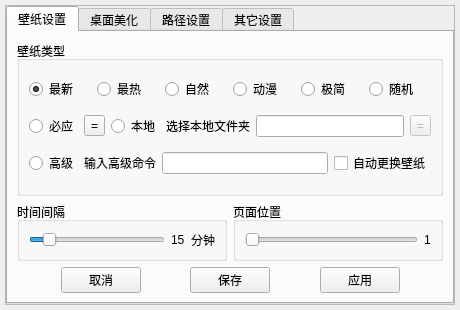
The window that src/dialog.ui (yjmthu/Neobox) describes before a commit, drawn with Qt 5.
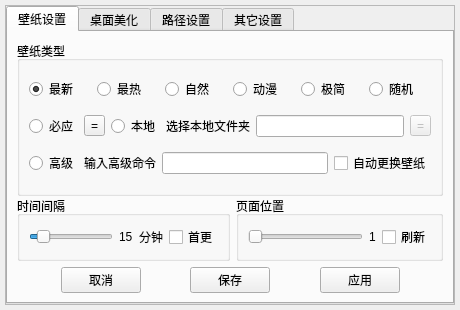
The same window after the commit. Icons and pictures are not drawn.

```diff
--- a/src/dialog.ui
+++ b/src/dialog.ui
@@ -328,6 +328,19 @@
                  </property>
                 </widget>
                </item>
+               <item>
+                <widget class="QCheckBox" name="checkBox_3">
+                 <property name="toolTip">
+                  <string>软件启动刚时更换一次壁纸，即使没有勾选自动更换壁纸也有效。</string>
+                 </property>
+                 <property name="text">
+                  <string>首更</string>
+                 </property>
+                 <property name="checked">
+                  <bool>false</bool>
+                 </property>
+                </widget>
+               </item>
               </layout>
              </widget>
             </item>
@@ -372,6 +385,16 @@
                  </property>
                 </widget>
                </item>
+               <item>
+                <widget class="QCheckBox" name="checkBox_2">
+                 <property name="toolTip">
+                  <string>刷新图片链接文件（不要频繁勾选）</string>
+                 </property>
+                 <property name="text">
+                  <string>刷新</string>
+                 </property>
+                </widget>
+               </item>
               </layout>
              </widget>
             </item>
```
